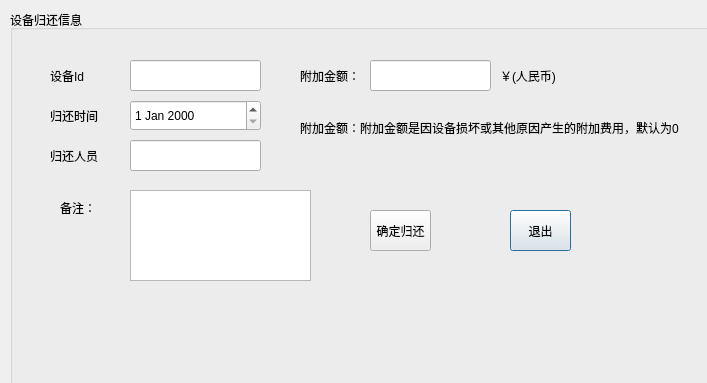
Before: the Qt Designer form src/returnwindow.ui in guanqian1994/EquipmentManagementSystem, drawn with Qt 5.
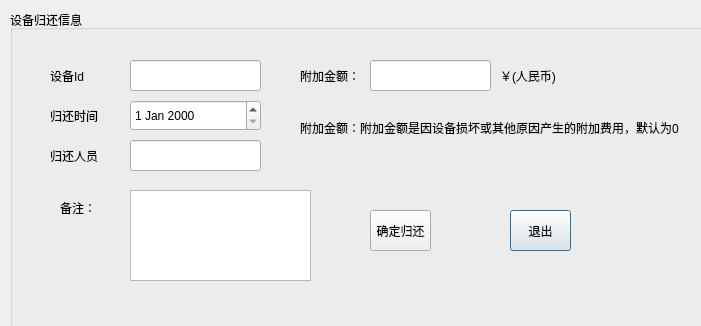
After: the same form once the commit is applied.

```diff
--- a/src/returnwindow.ui
+++ b/src/returnwindow.ui
@@ -6,8 +6,8 @@
    <rect>
     <x>0</x>
     <y>0</y>
-    <width>707</width>
-    <height>383</height>
+    <width>701</width>
+    <height>326</height>
    </rect>
   </property>
   <property name="windowTitle">
```
Left out of the diff: 2 changed lines with no effect on the pictures.
